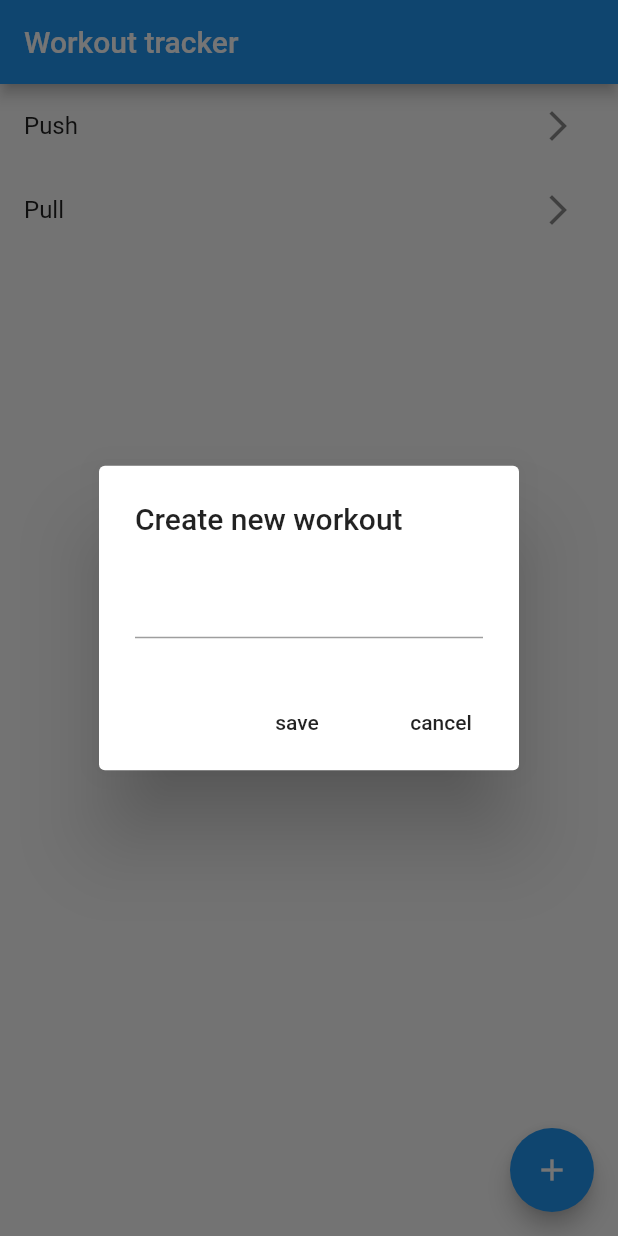
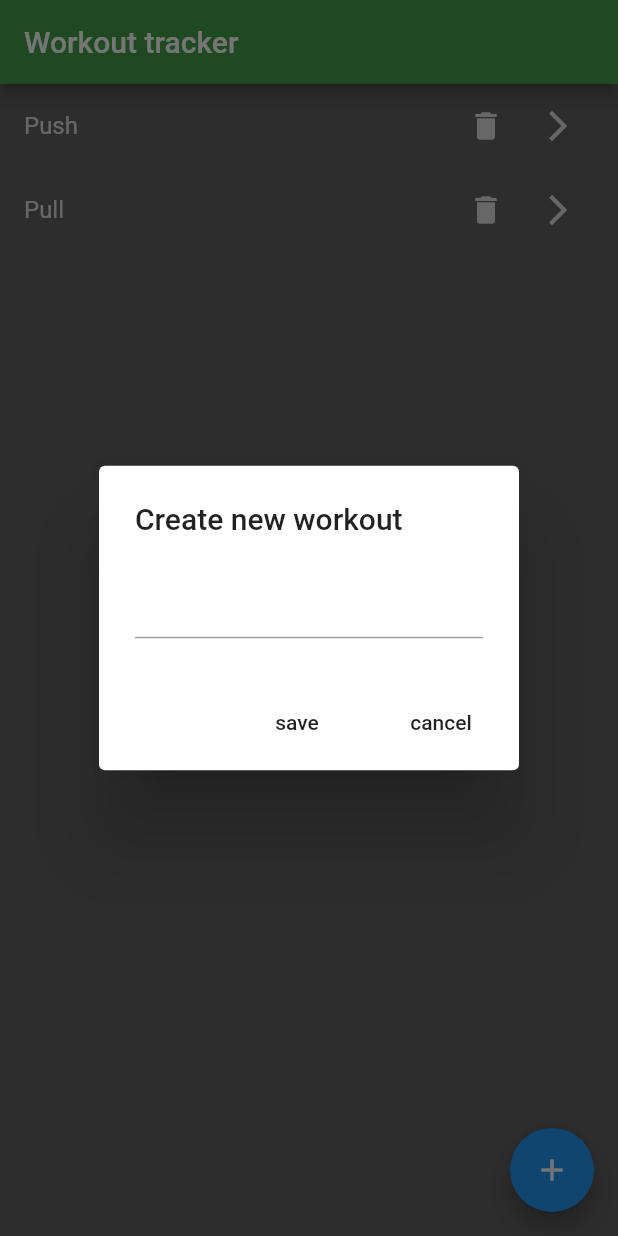
Before and after one commit to 34panda/flutter_workout_app, a Flutter app: the screen it shows after launch, after a tap on the "add" icon, on a phone screen of 412 x 824 dp. Run offline on Flutter 3.47's test engine with Material 2 defaults, Android fonts, the phone set to English and light mode, and no system bars; our stand-ins replace flutter_heatmap_calendar, hive, hive_flutter; accounts and stored records are empty.

Commit message:
remove workout popout box

```diff
--- a/lib/pages/home_page.dart
+++ b/lib/pages/home_page.dart
@@ -27,7 +27,7 @@ class _HomePageState extends State<HomePage> {
     showDialog(
       context: context,
       builder: (context) => AlertDialog(
-        title: Text("Create new workout"),
+        title: const Text("Create new workout"),
         content: TextField(
           controller: newWorkoutNameController,
         ),
@@ -35,18 +35,41 @@ class _HomePageState extends State<HomePage> {
           // save button
           MaterialButton(
             onPressed: save,
-            child: Text('save'),
+            child: const Text('save'),
           ),
 
           // cancel button
           MaterialButton(
             onPressed: cancel,
-            child: Text('cancel'),
+            child: const Text('cancel'),
           ),
         ],
       ),
     );
   }
+
+ void areYouSureToRemove(String workoutName) {
+  showDialog(
+    context: context,
+    builder: (context) => AlertDialog(
+      title: const Text("Are you sure to remove workout?"),
+      actions: [
+        // remove button
+        MaterialButton(
+          onPressed: () => remove(workoutName), // Fix: Provide a callback function
+          child: const Text('remove'),
+        ),
+
+        // cancel button
+        MaterialButton(
+          onPressed: cancel,
+          child: const Text('cancel'),
+        ),
+      ],
+    ),
+  );
+}
+
 
   // go to workout page
   void goToWorkoutPage(String workoutName) {
@@ -58,6 +81,12 @@ class _HomePageState extends State<HomePage> {
         ),
       ),
     );
+  }
+
+  // remove workout
+  void remove(String workoutName) {
+     Provider.of<WorkoutData>(context, listen: false).removeWorkout(workoutName);
+     Navigator.pop(context);
   }
 
   // save workout
@@ -83,12 +112,14 @@ class _HomePageState extends State<HomePage> {
     newWorkoutNameController.clear();
   }
 
-   @override
+  @override
   Widget build(BuildContext context) {
     return Consumer<WorkoutData>(
       builder: (context, value, child) => Scaffold(
+        backgroundColor: Colors.grey[700],
         appBar: AppBar(
           title: const Text("Workout tracker"),
+          backgroundColor: Colors.green[600],
         ),
         floatingActionButton: FloatingActionButton(
           onPressed: createNewWorkout,
@@ -97,11 +128,21 @@ class _HomePageState extends State<HomePage> {
         body: ListView.builder(
           itemCount: value.getWorkoutlist().length,
           itemBuilder: (context, index) => ListTile(
+            textColor: Colors.grey[300],
             title: Text(value.getWorkoutlist()[index].name),
-            trailing: IconButton(
-              icon: Icon(Icons.arrow_forward_ios),
-              onPressed: () =>
-              goToWorkoutPage(value.getWorkoutlist()[index].name),
+            trailing: Row(
+              mainAxisSize: MainAxisSize.min,
+              children: [
+                IconButton(
+                  icon: Icon(Icons.delete, color: Colors.grey[300],),
+                  onPressed: () => areYouSureToRemove(value.getWorkoutlist()[index].name)// Call removeWorkout method
+                ),
+                IconButton(
+                  icon: Icon(Icons.arrow_forward_ios, color: Colors.grey[300],),
+                  onPressed: () =>
+                      goToWorkoutPage(value.getWorkoutlist()[index].name),
+                ),
+              ],
             ),
           ),
         ),
```
Also changed, not shown: lib/data/workout_data.dart (+12 -0 lines).
